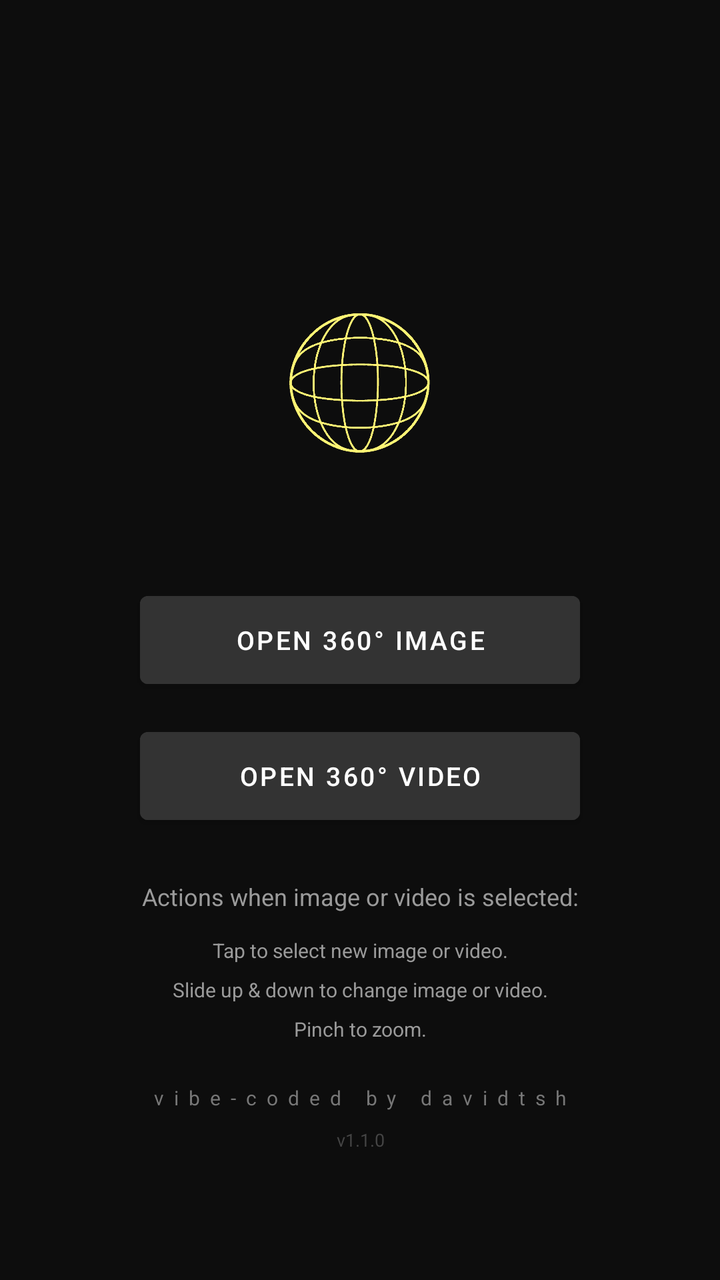
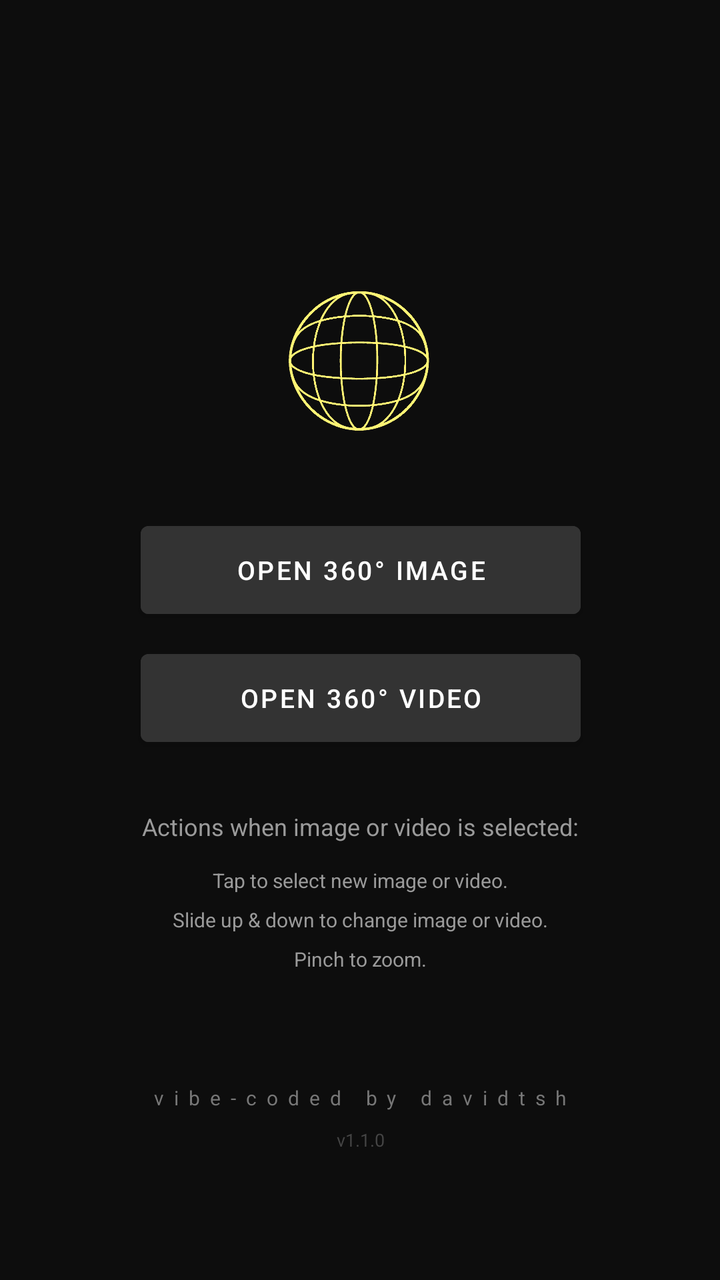

The first picture is an Android layout as it rendered before a commit; the second is the same layout after the commit. The layout source and the unified diff follow.
<!-- AndroidManifest.xml: application theme Theme.XReal360Viewer -->
<!-- res/layout/activity_main.xml -->
<?xml version="1.0" encoding="utf-8"?>
<androidx.constraintlayout.widget.ConstraintLayout
    xmlns:android="http://schemas.android.com/apk/res/android"
    xmlns:app="http://schemas.android.com/apk/res-auto"
    xmlns:tools="http://schemas.android.com/tools"
    android:layout_width="match_parent"
    android:layout_height="match_parent"
    android:background="#0D0D0D">

    <ImageView
        android:id="@+id/imgSphereLogo"
        android:layout_width="140dp"
        android:layout_height="140dp"
        android:layout_marginBottom="28dp"
        android:contentDescription="@string/app_name"
        android:scaleType="fitCenter"
        android:src="@drawable/ic_launcher_foreground"
        app:layout_constraintBottom_toTopOf="@id/btnPickImage"
        app:layout_constraintEnd_toEndOf="parent"
        app:layout_constraintStart_toStartOf="parent" />

    <Button
        android:id="@+id/btnPickImage"
        android:layout_width="220dp"
        android:layout_height="56dp"
        android:text="Open 360° Image"
        android:textSize="13sp"
        android:backgroundTint="#333333"
        app:layout_constraintTop_toTopOf="parent"
        app:layout_constraintBottom_toBottomOf="parent"
        app:layout_constraintStart_toStartOf="parent"
        app:layout_constraintEnd_toEndOf="parent"/>

    <Button
        android:id="@+id/btnPickVideo"
        android:layout_width="220dp"
        android:layout_height="56dp"
        android:layout_marginTop="12dp"
        android:text="Open 360° Video"
        android:textSize="13sp"
        android:backgroundTint="#333333"
        app:layout_constraintTop_toBottomOf="@id/btnPickImage"
        app:layout_constraintStart_toStartOf="parent"
        app:layout_constraintEnd_toEndOf="parent"/>

    <TextView
        android:id="@+id/tvInstructionsHeader"
        android:layout_width="0dp"
        android:layout_height="wrap_content"
        android:layout_marginStart="32dp"
        android:layout_marginTop="24dp"
        android:layout_marginEnd="32dp"
        android:gravity="center"
        android:text="Actions when image or video is selected:"
        android:textColor="#9A9A9A"
        android:textSize="12sp"
        app:layout_constraintEnd_toEndOf="parent"
        app:layout_constraintStart_toStartOf="parent"
        app:layout_constraintTop_toBottomOf="@id/btnPickVideo" />

    <TextView
        android:id="@+id/tvInstructions"
        android:layout_width="0dp"
        android:layout_height="wrap_content"
        android:layout_marginStart="32dp"
        android:layout_marginTop="12dp"
        android:layout_marginEnd="32dp"
        android:gravity="center"
        android:lineSpacingExtra="8dp"
        android:text="Tap to select new image or video.&#10;Slide up &amp; down to change image or video.&#10;Pinch to zoom."
        android:textColor="#9A9A9A"
        android:textSize="10sp"
        app:layout_constraintEnd_toEndOf="parent"
        app:layout_constraintStart_toStartOf="parent"
        app:layout_constraintTop_toBottomOf="@id/tvInstructionsHeader" />

    <TextView
        android:id="@+id/tvCredit"
        android:layout_width="wrap_content"
        android:layout_height="wrap_content"
        android:layout_marginBottom="8dp"
        android:letterSpacing="0.5"
        android:text="vibe-coded by davidtsh"
        android:textColor="#777777"
        android:textSize="10sp"
        app:layout_constraintBottom_toTopOf="@id/tvVersion"
        app:layout_constraintEnd_toEndOf="parent"
        app:layout_constraintStart_toStartOf="parent" />

    <TextView
        android:id="@+id/tvVersion"
        android:layout_width="wrap_content"
        android:layout_height="wrap_content"
        android:layout_marginBottom="64dp"
        android:text="v1.1.0"
        android:textColor="#444444"
        android:textSize="9sp"
        app:layout_constraintBottom_toBottomOf="parent"
        app:layout_constraintEnd_toEndOf="parent"
        app:layout_constraintHorizontal_bias="0.501"
        app:layout_constraintStart_toStartOf="parent" />

</androidx.constraintlayout.widget.ConstraintLayout>
<!-- resources referenced by this layout -->
<resources>
  <!-- drawable ic_launcher_foreground: png bitmap (drawable, 100624 bytes) -->
  <string name="app_name">XREAL 360° Viewer</string>
  <style name="Theme.XReal360Viewer" parent="Theme.MaterialComponents.DayNight.NoActionBar">
          <item name="colorPrimary">#1A73E8</item>
          <item name="colorPrimaryVariant">#1557B0</item>
          <item name="colorOnPrimary">#FFFFFF</item>
          <item name="android:windowBackground">#000000</item>
          <item name="android:windowSplashScreenBackground">#000000</item>
          <item name="android:windowSplashScreenAnimatedIcon">@drawable/transparent</item>
      </style>
  <!-- drawable transparent (drawable) -->
  <?xml version="1.0" encoding="utf-8"?>
  <shape xmlns:android="http://schemas.android.com/apk/res/android">
      <solid android:color="@android:color/transparent" />
  </shape>
</resources>

<!-- the commit's change to res/layout/activity_main.xml (unified diff, before → after) -->
@@ -11,52 +11,41 @@
         android:id="@+id/imgSphereLogo"
         android:layout_width="140dp"
         android:layout_height="140dp"
-        android:layout_marginBottom="28dp"
+        android:layout_marginBottom="4dp"
         android:contentDescription="@string/app_name"
         android:scaleType="fitCenter"
         android:src="@drawable/ic_launcher_foreground"
         app:layout_constraintBottom_toTopOf="@id/btnPickImage"
         app:layout_constraintEnd_toEndOf="parent"
+        app:layout_constraintHorizontal_bias="0.498"
         app:layout_constraintStart_toStartOf="parent" />
 
     <Button
         android:id="@+id/btnPickImage"
         android:layout_width="220dp"
         android:layout_height="56dp"
+        android:backgroundTint="#333333"
         android:text="Open 360° Image"
         android:textSize="13sp"
-        android:backgroundTint="#333333"
+        app:layout_constraintBottom_toBottomOf="parent"
+        app:layout_constraintEnd_toEndOf="parent"
+        app:layout_constraintHorizontal_bias="0.502"
+        app:layout_constraintStart_toStartOf="parent"
         app:layout_constraintTop_toTopOf="parent"
-        app:layout_constraintBottom_toBottomOf="parent"
-        app:layout_constraintStart_toStartOf="parent"
-        app:layout_constraintEnd_toEndOf="parent"/>
+        app:layout_constraintVertical_bias="0.44" />
 
     <Button
         android:id="@+id/btnPickVideo"
         android:layout_width="220dp"
         android:layout_height="56dp"
-        android:layout_marginTop="12dp"
+        android:layout_marginTop="8dp"
+        android:backgroundTint="#333333"
         android:text="Open 360° Video"
         android:textSize="13sp"
-        android:backgroundTint="#333333"
-        app:layout_constraintTop_toBottomOf="@id/btnPickImage"
+        app:layout_constraintEnd_toEndOf="parent"
+        app:layout_constraintHorizontal_bias="0.502"
         app:layout_constraintStart_toStartOf="parent"
-        app:layout_constraintEnd_toEndOf="parent"/>
-
-    <TextView
-        android:id="@+id/tvInstructionsHeader"
-        android:layout_width="0dp"
-        android:layout_height="wrap_content"
-        android:layout_marginStart="32dp"
-        android:layout_marginTop="24dp"
-        android:layout_marginEnd="32dp"
-        android:gravity="center"
-        android:text="Actions when image or video is selected:"
-        android:textColor="#9A9A9A"
-        android:textSize="12sp"
-        app:layout_constraintEnd_toEndOf="parent"
-        app:layout_constraintStart_toStartOf="parent"
-        app:layout_constraintTop_toBottomOf="@id/btnPickVideo" />
+        app:layout_constraintTop_toBottomOf="@id/btnPickImage" />
 
     <TextView
         android:id="@+id/tvInstructions"
@@ -71,8 +60,25 @@
         android:textColor="#9A9A9A"
         android:textSize="10sp"
         app:layout_constraintEnd_toEndOf="parent"
+        app:layout_constraintHorizontal_bias="0.0"
         app:layout_constraintStart_toStartOf="parent"
         app:layout_constraintTop_toBottomOf="@id/tvInstructionsHeader" />
+
+    <TextView
+        android:id="@+id/tvInstructionsHeader"
+        android:layout_width="0dp"
+        android:layout_height="wrap_content"
+        android:layout_marginStart="32dp"
+        android:layout_marginTop="28dp"
+        android:layout_marginEnd="32dp"
+        android:gravity="center"
+        android:text="Actions when image or video is selected:"
+        android:textColor="#9A9A9A"
+        android:textSize="12sp"
+        app:layout_constraintEnd_toEndOf="parent"
+        app:layout_constraintHorizontal_bias="0.0"
+        app:layout_constraintStart_toStartOf="parent"
+        app:layout_constraintTop_toBottomOf="@id/btnPickVideo" />
 
     <TextView
         android:id="@+id/tvCredit"
